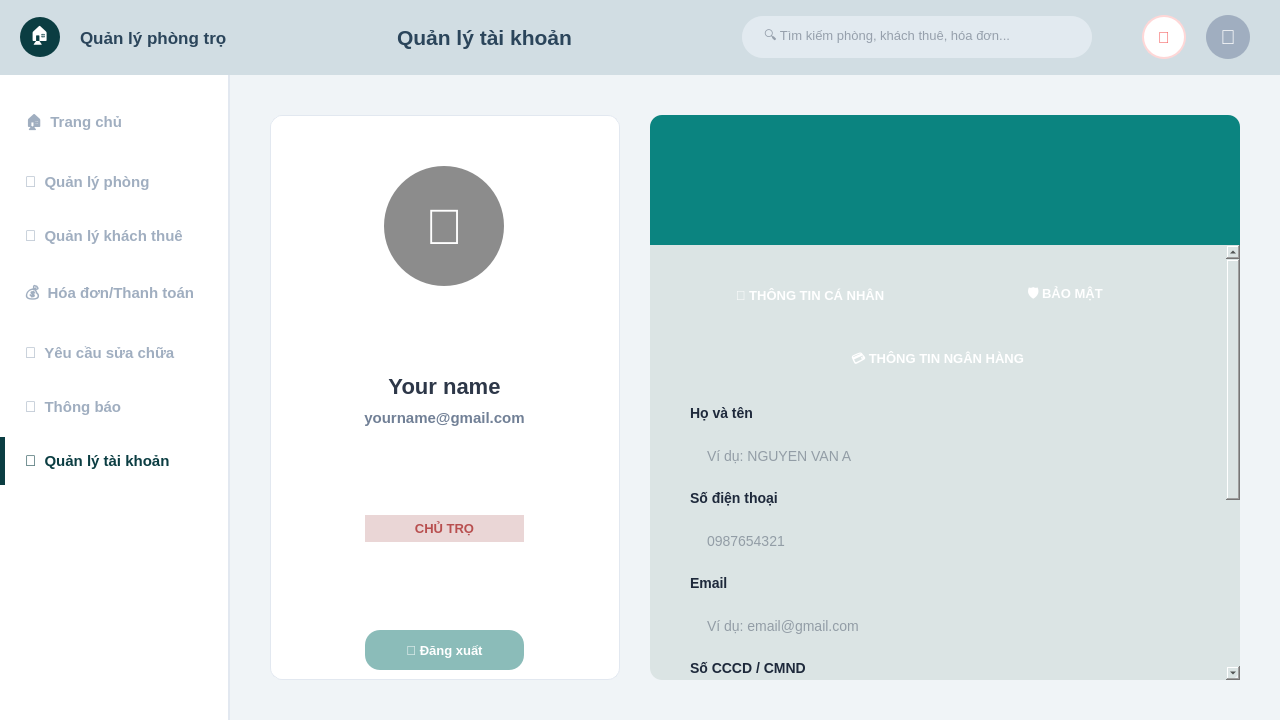
First picture: the form in ui/UI_Admin/quan_ly_tai_khoan.ui, repository nhatanhdeptrai-exe/Final_Project_KTLT, before the edit.
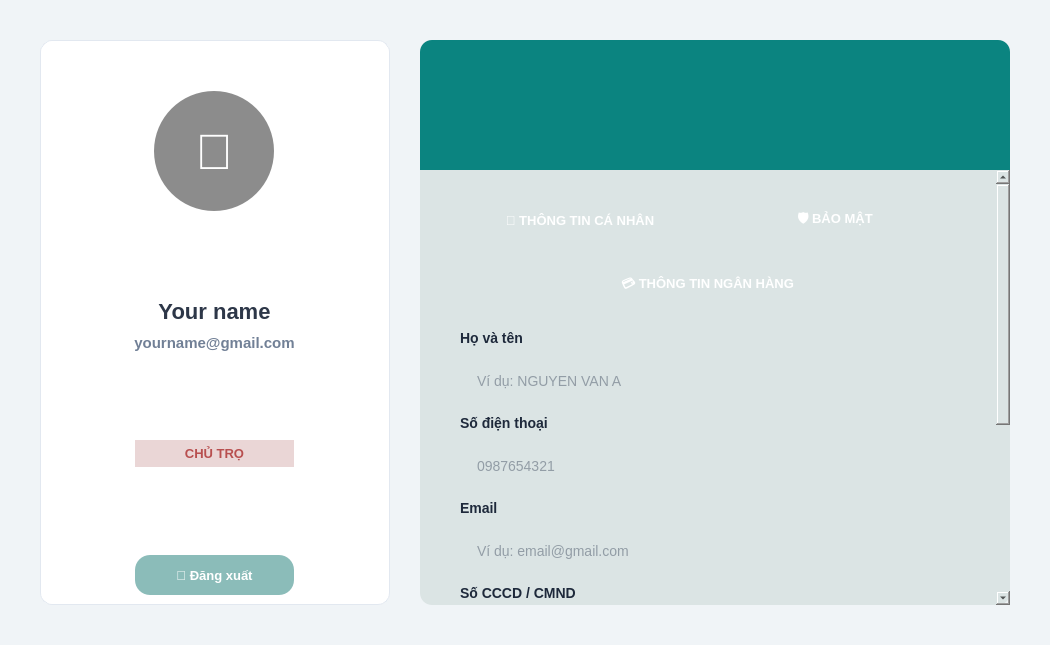
Second picture: the form after the edit.

The edit to the form file:
```diff
--- a/ui/UI_Admin/quan_ly_tai_khoan.ui
+++ b/ui/UI_Admin/quan_ly_tai_khoan.ui
@@ -1,35 +1,22 @@
 <?xml version="1.0" encoding="UTF-8"?>
 <ui version="4.0">
  <class>MainWindow</class>
- <widget class="QMainWindow" name="MainWindow">
+  <widget class="QWidget" name="PageQuanLyTaiKhoan">
   <property name="geometry">
    <rect>
     <x>0</x>
     <y>0</y>
-    <width>1280</width>
-    <height>720</height>
-   </rect>
-  </property>
-  <property name="minimumSize">
-   <size>
-    <width>1280</width>
-    <height>720</height>
-   </size>
-  </property>
+        <width>1050</width>
+        <height>645</height>
+      </rect>
+    </property>
   <property name="windowTitle">
    <string>Quản lý tài khoản</string>
   </property>
   <property name="styleSheet">
    <string>QMainWindow { background-color: #f0f4f7; }</string>
   </property>
-  <widget class="QWidget" name="centralwidget">
-   <property name="styleSheet">
-    <string>QWidget#centralwidget { background-color: #f0f4f7; }</string>
-   </property>
-   <layout class="QVBoxLayout" name="verticalLayout">
-    <property name="spacing">
-     <number>0</number>
-    </property>
+    <layout class="QVBoxLayout" name="contentLayout">
     <property name="leftMargin">
      <number>0</number>
     </property>
@@ -42,346 +29,6 @@
     <property name="bottomMargin">
      <number>0</number>
     </property>
-    <item>
-     <widget class="QWidget" name="headerWidget" native="true">
-      <property name="minimumSize">
-       <size>
-        <width>0</width>
-        <height>75</height>
-       </size>
-      </property>
-      <property name="maximumSize">
-       <size>
-        <width>16777215</width>
-        <height>75</height>
-       </size>
-      </property>
-      <property name="styleSheet">
-       <string>QWidget#headerWidget { background-color: #d1dde3; }</string>
-      </property>
-      <layout class="QHBoxLayout" name="horizontalLayout">
-       <property name="spacing">
-        <number>20</number>
-       </property>
-       <property name="leftMargin">
-        <number>20</number>
-       </property>
-       <property name="rightMargin">
-        <number>30</number>
-       </property>
-       <item>
-        <widget class="QLabel" name="logoIcon">
-         <property name="minimumSize">
-          <size>
-           <width>40</width>
-           <height>40</height>
-          </size>
-         </property>
-         <property name="maximumSize">
-          <size>
-           <width>40</width>
-           <height>40</height>
-          </size>
-         </property>
-         <property name="styleSheet">
-          <string>background-color: #0b3d42; border-radius: 20px; color: white; font-size: 18px;</string>
-         </property>
-         <property name="text">
-          <string>🏠</string>
-         </property>
-         <property name="alignment">
-          <set>Qt::AlignCenter</set>
-         </property>
-        </widget>
-       </item>
-       <item>
-        <widget class="QLabel" name="logoText">
-         <property name="font">
-          <font>
-           <family>Segoe UI</family>
-           <pointsize>13</pointsize>
-           <weight>75</weight>
-           <bold>true</bold>
-          </font>
-         </property>
-         <property name="styleSheet">
-          <string>color: #2b455b;</string>
-         </property>
-         <property name="text">
-          <string>Quản lý phòng trọ</string>
-         </property>
-        </widget>
-       </item>
-       <item>
-        <spacer name="spacer1">
-         <property name="orientation">
-          <enum>Qt::Horizontal</enum>
-         </property>
-         <property name="sizeHint" stdset="0">
-          <size>
-           <width>20</width>
-           <height>20</height>
-          </size>
-         </property>
-        </spacer>
-       </item>
-       <item>
-        <widget class="QLabel" name="lblPageTitle">
-         <property name="font">
-          <font>
-           <family>Segoe UI</family>
-           <pointsize>16</pointsize>
-           <weight>75</weight>
-           <bold>true</bold>
-          </font>
-         </property>
-         <property name="styleSheet">
-          <string>color: #2b455b;</string>
-         </property>
-         <property name="text">
-          <string>Quản lý tài khoản</string>
-         </property>
-        </widget>
-       </item>
-       <item>
-        <spacer name="spacer2">
-         <property name="orientation">
-          <enum>Qt::Horizontal</enum>
-         </property>
-         <property name="sizeHint" stdset="0">
-          <size>
-           <width>40</width>
-           <height>20</height>
-          </size>
-         </property>
-        </spacer>
-       </item>
-       <item>
-        <widget class="QLineEdit" name="searchBar">
-         <property name="minimumSize">
-          <size>
-           <width>350</width>
-           <height>42</height>
-          </size>
-         </property>
-         <property name="maximumSize">
-          <size>
-           <width>400</width>
-           <height>42</height>
-          </size>
-         </property>
-         <property name="font">
-          <font>
-           <pointsize>10</pointsize>
-          </font>
-         </property>
-         <property name="styleSheet">
-          <string>QLineEdit {
-	background-color: #e2eaf0;
-	border-radius: 21px;
-	padding: 5px 20px;
-	border: none;
-	color: #4a5568;
-}</string>
-         </property>
-         <property name="placeholderText">
-          <string>🔍 Tìm kiếm phòng, khách thuê, hóa đơn...</string>
-         </property>
-        </widget>
-       </item>
-       <item>
-        <spacer name="spacer3">
-         <property name="orientation">
-          <enum>Qt::Horizontal</enum>
-         </property>
-         <property name="sizeHint" stdset="0">
-          <size>
-           <width>30</width>
-           <height>20</height>
-          </size>
-         </property>
-         <property name="sizeType">
-          <enum>QSizePolicy::Fixed</enum>
-         </property>
-        </spacer>
-       </item>
-       <item>
-        <widget class="QPushButton" name="btnBell">
-         <property name="minimumSize">
-          <size>
-           <width>44</width>
-           <height>44</height>
-          </size>
-         </property>
-         <property name="maximumSize">
-          <size>
-           <width>44</width>
-           <height>44</height>
-          </size>
-         </property>
-         <property name="styleSheet">
-          <string>QPushButton { background-color: white; border-radius: 22px; color: #f56565; font-size: 16px; font-weight: bold; border: 2px solid #fed7d7; }</string>
-         </property>
-         <property name="text">
-          <string>🔔</string>
-         </property>
-        </widget>
-       </item>
-       <item>
-        <widget class="QLabel" name="lblAvatar">
-         <property name="minimumSize">
-          <size>
-           <width>44</width>
-           <height>44</height>
-          </size>
-         </property>
-         <property name="maximumSize">
-          <size>
-           <width>44</width>
-           <height>44</height>
-          </size>
-         </property>
-         <property name="styleSheet">
-          <string>background-color: #a0aec0; border-radius: 22px; color: white; font-size: 20px;</string>
-         </property>
-         <property name="text">
-          <string>👤</string>
-         </property>
-         <property name="alignment">
-          <set>Qt::AlignCenter</set>
-         </property>
-        </widget>
-       </item>
-      </layout>
-     </widget>
-    </item>
-    <item>
-     <layout class="QHBoxLayout" name="mainHLayout">
-      <property name="spacing">
-       <number>0</number>
-      </property>
-      <item>
-       <widget class="QWidget" name="sidebarWidget" native="true">
-        <property name="minimumSize">
-         <size>
-          <width>230</width>
-          <height>0</height>
-         </size>
-        </property>
-        <property name="maximumSize">
-         <size>
-          <width>230</width>
-          <height>16777215</height>
-         </size>
-        </property>
-        <property name="styleSheet">
-         <string>QWidget#sidebarWidget { background-color: white; border-right: 2px solid #e2e8f0; }
-QPushButton { text-align: left; padding: 15px 25px; border: none; background-color: transparent; color: #a0aec0; font-size: 15px; font-weight: bold; }
-QPushButton:hover { color: #2b455b; }
-QPushButton:checked { color: #0b3d42; border-left: 5px solid #0b3d42; padding-left: 20px; }</string>
-        </property>
-        <layout class="QVBoxLayout" name="verticalLayout_2">
-         <property name="leftMargin">
-          <number>0</number>
-         </property>
-         <property name="topMargin">
-          <number>20</number>
-         </property>
-         <property name="rightMargin">
-          <number>0</number>
-         </property>
-         <property name="bottomMargin">
-          <number>20</number>
-         </property>
-         <item>
-          <widget class="QPushButton" name="navTrangChu">
-           <property name="text">
-            <string>🏠  Trang chủ</string>
-           </property>
-           <property name="checkable">
-            <bool>true</bool>
-           </property>
-          </widget>
-         </item>
-         <item>
-          <widget class="QPushButton" name="navQuanLyPhong">
-           <property name="text">
-            <string>🏢  Quản lý phòng</string>
-           </property>
-           <property name="checkable">
-            <bool>true</bool>
-           </property>
-          </widget>
-         </item>
-         <item>
-          <widget class="QPushButton" name="navQuanLyKhachThu">
-           <property name="text">
-            <string>👥  Quản lý khách thuê</string>
-           </property>
-           <property name="checkable">
-            <bool>true</bool>
-           </property>
-          </widget>
-         </item>
-         <item>
-          <widget class="QPushButton" name="navHoaDon">
-           <property name="text">
-            <string>💰  Hóa đơn/Thanh toán</string>
-           </property>
-           <property name="checkable">
-            <bool>true</bool>
-           </property>
-          </widget>
-         </item>
-         <item>
-          <widget class="QPushButton" name="navSuaChua">
-           <property name="text">
-            <string>🔧  Yêu cầu sửa chữa</string>
-           </property>
-           <property name="checkable">
-            <bool>true</bool>
-           </property>
-          </widget>
-         </item>
-         <item>
-          <widget class="QPushButton" name="navThongBao">
-           <property name="text">
-            <string>🔔  Thông báo</string>
-           </property>
-           <property name="checkable">
-            <bool>true</bool>
-           </property>
-          </widget>
-         </item>
-         <item>
-          <widget class="QPushButton" name="navTaiKhoan">
-           <property name="text">
-            <string>👤  Quản lý tài khoản</string>
-           </property>
-           <property name="checkable">
-            <bool>true</bool>
-           </property>
-           <property name="checked">
-            <bool>true</bool>
-           </property>
-          </widget>
-         </item>
-         <item>
-          <spacer name="verticalSpacer">
-           <property name="orientation">
-            <enum>Qt::Vertical</enum>
-           </property>
-           <property name="sizeHint" stdset="0">
-            <size>
-             <width>20</width>
-             <height>40</height>
-            </size>
-           </property>
-          </spacer>
-         </item>
-        </layout>
-       </widget>
-      </item>
       <item>
        <widget class="QStackedWidget" name="mainContentStack">
         <widget class="QWidget" name="pageQuanLyTaiKhoan">
@@ -1423,9 +1070,6 @@
        </widget>
       </item>
      </layout>
-    </item>
-   </layout>
-  </widget>
  </widget>
  <resources />
  <connections />
```
Left out of the diff: 2 changed lines with no effect on the pictures. Lines whose indentation alone changed are shown as unchanged.
